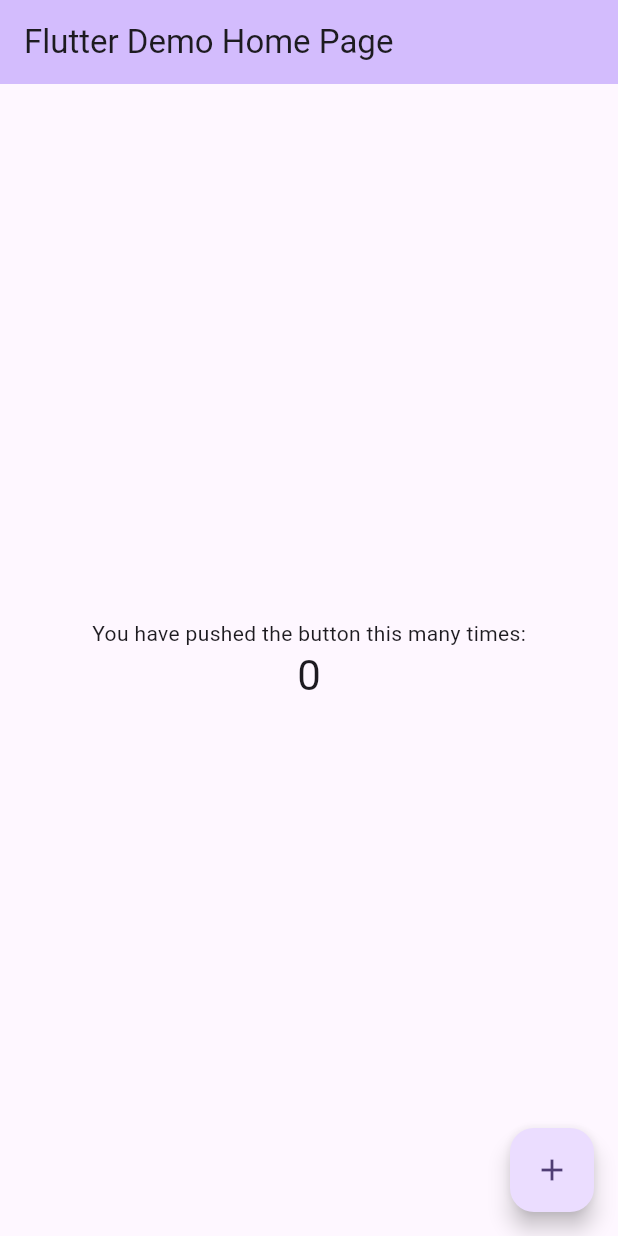
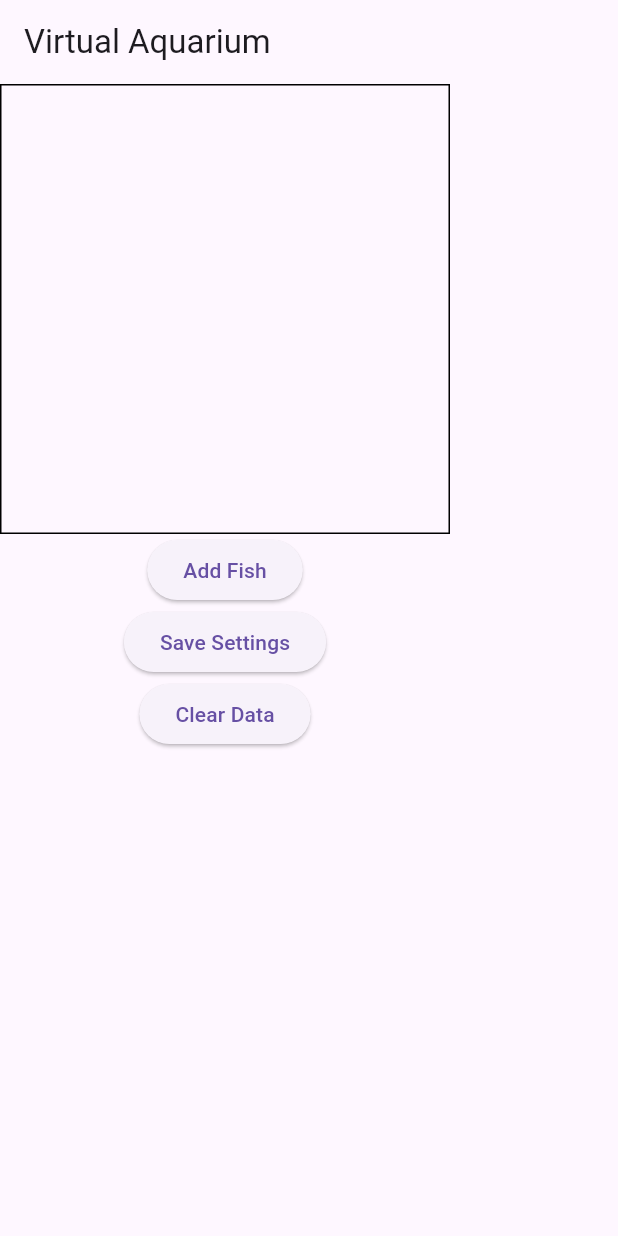
Before and after one commit to FaithNnakwe/aquarium, a Flutter app: the screen it shows after launch, on a phone screen of 412 x 824 dp. Run offline on Flutter 3.47's test engine with Material 3 defaults, Android fonts, the phone set to English and light mode, and no system bars; our stand-ins replace shared_preferences, sqflite; accounts and stored records are empty.

Commit message:
- Implemented fishes within the aquarium to float within bounds.

```diff
--- a/lib/main.dart
+++ b/lib/main.dart
@@ -1,122 +1,153 @@
+import 'dart:math';
 import 'package:flutter/material.dart';
+import 'package:sqflite/sqflite.dart';
+import 'package:path/path.dart';
+import 'package:shared_preferences/shared_preferences.dart';
 
-void main() {
-  runApp(const MyApp());
-}
+void main() => runApp(AquariumApp());
 
-class MyApp extends StatelessWidget {
-  const MyApp({super.key});
-
-  // This widget is the root of your application.
+class AquariumApp extends StatelessWidget {
   @override
   Widget build(BuildContext context) {
     return MaterialApp(
-      title: 'Flutter Demo',
-      theme: ThemeData(
-        // This is the theme of your application.
-        //
-        // TRY THIS: Try running your application with "flutter run". You'll see
-        // the application has a purple toolbar. Then, without quitting the app,
-        // try changing the seedColor in the colorScheme below to Colors.green
-        // and then invoke "hot reload" (save your changes or press the "hot
-        // reload" button in a Flutter-supported IDE, or press "r" if you used
-        // the command line to start the app).
-        //
-        // Notice that the counter didn't reset back to zero; the application
-        // state is not lost during the reload. To reset the state, use hot
-        // restart instead.
-        //
-        // This works for code too, not just values: Most code changes can be
-        // tested with just a hot reload.
-        colorScheme: ColorScheme.fromSeed(seedColor: Colors.deepPurple),
-      ),
-      home: const MyHomePage(title: 'Flutter Demo Home Page'),
+      home: AquariumScreen(),
+      debugShowCheckedModeBanner: false,
     );
   }
 }
 
-class MyHomePage extends StatefulWidget {
-  const MyHomePage({super.key, required this.title});
+class Fish {
+  Color color;
+  double speed;
+  Offset position;
+  double dx, dy;
 
-  // This widget is the home page of your application. It is stateful, meaning
-  // that it has a State object (defined below) that contains fields that affect
-  // how it looks.
+  Fish({required this.color, required this.speed})
+      : position = Offset(Random().nextDouble() * 280, Random().nextDouble() * 280),
+        dx = Random().nextDouble() * 2 - 1,
+        dy = Random().nextDouble() * 2 - 1;
 
-  // This class is the configuration for the state. It holds the values (in this
-  // case the title) provided by the parent (in this case the App widget) and
-  // used by the build method of the State. Fields in a Widget subclass are
-  // always marked "final".
+  void move() {
+    position = Offset(position.dx + dx * speed, position.dy + dy * speed);
+    _checkBounds();
+  }
 
-  final String title;
+  void _checkBounds() {
+    if (position.dx <= 0 || position.dx >= 280) {
+      dx = -dx;
+    }
+    if (position.dy <= 0 || position.dy >= 280) {
+      dy = -dy;
+    }
+  }
+}
+
+class AquariumScreen extends StatefulWidget {
+  @override
+  _AquariumScreenState createState() => _AquariumScreenState();
+}
+
+class _AquariumScreenState extends State<AquariumScreen> with SingleTickerProviderStateMixin {
+  List<Fish> fishList = [];
+  Color selectedColor = Colors.blue;
+  double selectedSpeed = 1.0;
+  bool collisionEnabled = false;
+  late AnimationController _controller;
 
   @override
-  State<MyHomePage> createState() => _MyHomePageState();
-}
+  void initState() {
+    super.initState();
+    _controller = AnimationController(duration: const Duration(seconds: 2), vsync: this)..repeat();
+    _controller.addListener(() {
+      setState(() {
+        for (var fish in fishList) {
+          fish.move();
+        }
+      });
+    });
+    _loadPreferences();
+  }
 
-class _MyHomePageState extends State<MyHomePage> {
-  int _counter = 0;
+  void _addFish() {
+    if (fishList.length < 10) {
+      setState(() {
+        fishList.add(Fish(color: selectedColor, speed: selectedSpeed));
+      });
+      _savePreferences();
+    }
+  }
 
-  void _incrementCounter() {
+  void _checkForCollision(Fish fish1, Fish fish2) {
+    if ((fish1.position.dx - fish2.position.dx).abs() < 20 &&
+        (fish1.position.dy - fish2.position.dy).abs() < 20) {
+      setState(() {
+        fish1.color = Random().nextBool() ? Colors.blue : Colors.red;
+      });
+    }
+  }
+
+  void _savePreferences() async {
+    final prefs = await SharedPreferences.getInstance();
+    prefs.setInt('fish_count', fishList.length);
+    prefs.setDouble('fish_speed', selectedSpeed);
+    prefs.setInt('fish_color', selectedColor.value);
+  }
+
+  void _loadPreferences() async {
+    final prefs = await SharedPreferences.getInstance();
     setState(() {
-      // This call to setState tells the Flutter framework that something has
-      // changed in this State, which causes it to rerun the build method below
-      // so that the display can reflect the updated values. If we changed
-      // _counter without calling setState(), then the build method would not be
-      // called again, and so nothing would appear to happen.
-      _counter++;
+      int count = prefs.getInt('fish_count') ?? 0;
+      selectedSpeed = prefs.getDouble('fish_speed') ?? 1.0;
+      selectedColor = Color(prefs.getInt('fish_color') ?? Colors.blue.value);
+      fishList = List.generate(count, (index) => Fish(color: selectedColor, speed: selectedSpeed));
+    });
+  }
+
+  void _clearData() async {
+    final prefs = await SharedPreferences.getInstance();
+    await prefs.clear();
+    setState(() {
+      fishList.clear();
+      selectedSpeed = 1.0;
+      selectedColor = Colors.blue;
     });
   }
 
   @override
   Widget build(BuildContext context) {
-    // This method is rerun every time setState is called, for instance as done
-    // by the _incrementCounter method above.
-    //
-    // The Flutter framework has been optimized to make rerunning build methods
-    // fast, so that you can just rebuild anything that needs updating rather
-    // than having to individually change instances of widgets.
     return Scaffold(
-      appBar: AppBar(
-        // TRY THIS: Try changing the color here to a specific color (to
-        // Colors.amber, perhaps?) and trigger a hot reload to see the AppBar
-        // change color while the other colors stay the same.
-        backgroundColor: Theme.of(context).colorScheme.inversePrimary,
-        // Here we take the value from the MyHomePage object that was created by
-        // the App.build method, and use it to set our appbar title.
-        title: Text(widget.title),
+      appBar: AppBar(title: Text("Virtual Aquarium")),
+      body: Column(
+        children: [
+          Container(
+            width: 300,
+            height: 300,
+            decoration: BoxDecoration(border: Border.all(color: Colors.black)),
+            child: Stack(
+              children: fishList.map((fish) => Positioned(
+                left: fish.position.dx,
+                top: fish.position.dy,
+                child: Container(
+                  width: 20,
+                  height: 20,
+                  decoration: BoxDecoration(shape: BoxShape.circle, color: fish.color),
+                ),
+              )).toList(),
+            ),
+          ),
+          ElevatedButton(onPressed: _addFish, child: Text("Add Fish")),
+          ElevatedButton(onPressed: _savePreferences, child: Text("Save Settings")),
+          ElevatedButton(onPressed: _clearData, child: Text("Clear Data")),
+        ],
       ),
-      body: Center(
-        // Center is a layout widget. It takes a single child and positions it
-        // in the middle of the parent.
-        child: Column(
-          // Column is also a layout widget. It takes a list of children and
-          // arranges them vertically. By default, it sizes itself to fit its
-          // children horizontally, and tries to be as tall as its parent.
-          //
-          // Column has various properties to control how it sizes itself and
-          // how it positions its children. Here we use mainAxisAlignment to
-          // center the children vertically; the main axis here is the vertical
-          // axis because Columns are vertical (the cross axis would be
-          // horizontal).
-          //
-          // TRY THIS: Invoke "debug painting" (choose the "Toggle Debug Paint"
-          // action in the IDE, or press "p" in the console), to see the
-          // wireframe for each widget.
-          mainAxisAlignment: MainAxisAlignment.center,
-          children: <Widget>[
-            const Text('You have pushed the button this many times:'),
-            Text(
-              '$_counter',
-              style: Theme.of(context).textTheme.headlineMedium,
-            ),
-          ],
-        ),
-      ),
-      floatingActionButton: FloatingActionButton(
-        onPressed: _incrementCounter,
-        tooltip: 'Increment',
-        child: const Icon(Icons.add),
-      ), // This trailing comma makes auto-formatting nicer for build methods.
     );
   }
 }
+
+// Add these dependencies to pubspec.yaml
+// dependencies:
+//   flutter:
+//     sdk: flutter
+//   sqflite: ^2.2.6
+//   path_provider: ^2.0.11
+//   shared_preferences: ^2.0.15
--- a/pubspec.yaml
+++ b/pubspec.yaml
@@ -30,6 +30,9 @@ environment:
 dependencies:
   flutter:
     sdk: flutter
+  sqflite: ^2.4.2
+  path_provider: ^2.1.5
+  shared_preferences: ^2.5.3
 
   # The following adds the Cupertino Icons font to your application.
   # Use with the CupertinoIcons class for iOS style icons.
```
Also changed, not shown: pubspec.lock, 1 other file.
